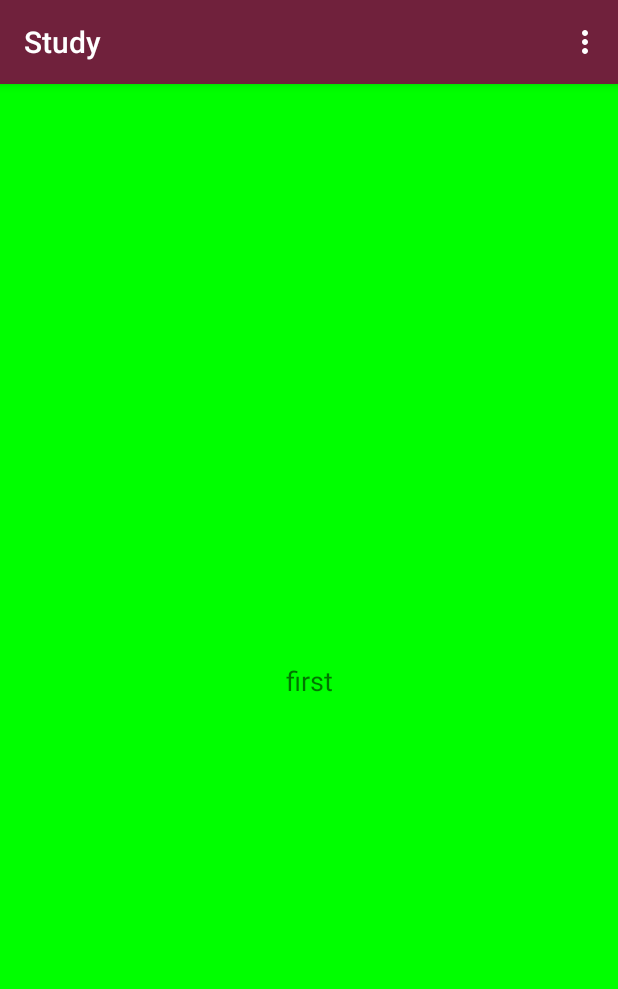
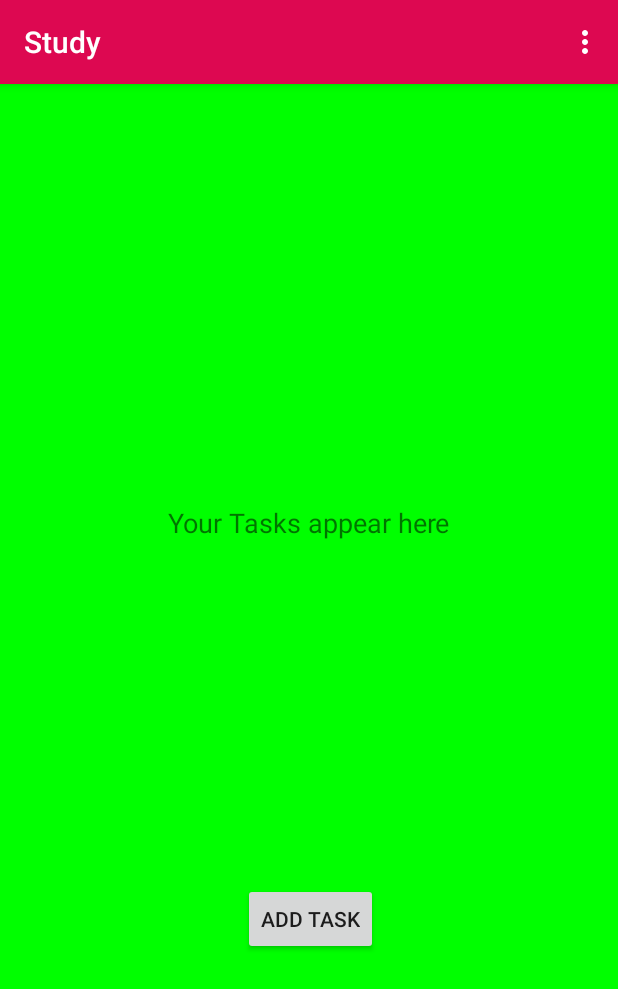
Before and after one commit to TapanManu/ToDo, an Android app: the screen it shows after launch (MainActivity), in the options menu, after a tap on "First", on a phone screen of 412 x 824 dp. Shown: the top 989 px of the screen. Run offline under Robolectric (Android 15) with nearby library versions, the phone set to English and light mode, and no system bars.

Commit message:
ToDo needs to be completed

```diff
--- a/app/src/main/AndroidManifest.xml
+++ b/app/src/main/AndroidManifest.xml
@@ -9,6 +9,7 @@
         android:roundIcon="@mipmap/ic_launcher_round"
         android:supportsRtl="true"
         android:theme="@style/AppTheme">
+        <activity android:name=".ToDo"></activity>
         <activity android:name=".MainActivity">
             <intent-filter>
                 <action android:name="android.intent.action.MAIN" />
--- a/app/src/main/java/com/example/study/MainActivity.java
+++ b/app/src/main/java/com/example/study/MainActivity.java
@@ -1,57 +1,98 @@
 package com.example.study;
 
+import androidx.annotation.Nullable;
 import androidx.appcompat.app.AppCompatActivity;
 import androidx.constraintlayout.widget.ConstraintLayout;
-import androidx.core.app.NotificationCompat;
 
-import android.app.NotificationChannel;
-import android.app.NotificationManager;
-import android.app.PendingIntent;
-import android.app.TaskStackBuilder;
-import android.content.Context;
+import android.app.Activity;
 import android.content.Intent;
 import android.graphics.Color;
-import android.os.Build;
+
 import android.os.Bundle;
+import android.util.Log;
 import android.view.Menu;
 import android.view.MenuInflater;
 import android.view.MenuItem;
+import android.view.View;
+import android.widget.Button;
 import android.widget.TextView;
 
+import java.util.ArrayList;
+
 public class MainActivity extends AppCompatActivity {
-    Notifications n;
+    TextView tv;
+    public static ArrayList<String> tasks = new ArrayList<String>();
 
     @Override
     protected void onCreate(Bundle savedInstanceState) {
         super.onCreate(savedInstanceState);
         setContentView(R.layout.activity_main);
+        //tasks.add("hello");
+        tv = findViewById(R.id.tv);
+        Button b = findViewById(R.id.button);
+        b.setOnClickListener(new View.OnClickListener() {
+            @Override
+            public void onClick(View view) {
+                Intent intent = new Intent(MainActivity.this,ToDo.class);
+                startActivityForResult(intent,10);
+            }
+        });
+        Log.d("tasks size", String.valueOf(tasks.size()));
+        dispTask();
     }
+
+    @Override
+    protected void onActivityResult(int requestCode, int resultCode, @Nullable Intent data) {
+        super.onActivityResult(requestCode, resultCode, data);
+        if(resultCode== Activity.RESULT_OK){
+            Log.d("success","Result received");
+            assert data != null;
+            String result = data.getStringExtra("result");
+            assert result != null;
+            Log.d("result",result);
+            tasks.add(result);
+        }
+    }
+
+
+    public void dispTask(){
+        Log.d("tasks size", String.valueOf(tasks.size()));
+        if(tasks.size()==0){
+            tv.setText("Your Tasks appear here");
+        }
+        else{
+            for(String t:tasks){
+                tv.setText(t+"\n");
+            }
+        }
+    }
+
     public boolean onCreateOptionsMenu(Menu menu){
         MenuInflater m = getMenuInflater();
         m.inflate(R.menu.menu,menu);
         return true;
     }
     public boolean onOptionsItemSelected(MenuItem item){
-        TextView tv = findViewById(R.id.tv);
+
         ConstraintLayout layout = findViewById(R.id.cons);
         switch(item.getItemId()){
             case R.id.first:
-                tv.setText("first");
+
                 layout.setBackgroundColor(Color.GREEN);
                 new Notifications(this,"BACKGROUND CHANGED","New Color is GREEN",0);
                 break;
             case R.id.second:
-                tv.setText("second");
+
                 layout.setBackgroundColor(Color.BLUE);
                 new Notifications(this,"BACKGROUND CHANGED","New Color is BLUE",1);
                 break;
             case R.id.third:
-                tv.setText("third");
+
                 layout.setBackgroundColor(Color.RED);
                 new Notifications(this,"BACKGROUND CHANGED","New Color is RED",2);
                 break;
             default:
-                tv.setText("Just for study!!");
+
                 layout.setBackgroundColor(Color.WHITE);
         }
         return true;
--- /dev/null
+++ b/app/src/main/java/com/example/study/ToDo.java
@@ -0,0 +1,33 @@
+package com.example.study;
+
+import androidx.appcompat.app.AppCompatActivity;
+
+import android.app.Activity;
+import android.content.Intent;
+import android.os.Bundle;
+import android.view.View;
+import android.widget.Button;
+import android.widget.EditText;
+import android.widget.TextView;
+
+public class ToDo extends AppCompatActivity {
+
+    @Override
+    protected void onCreate(Bundle savedInstanceState) {
+        super.onCreate(savedInstanceState);
+        setContentView(R.layout.activity_to_do);
+        final EditText et = findViewById(R.id.et);
+        TextView task = findViewById(R.id.tvtask);
+        Button add = findViewById(R.id.add);
+        add.setOnClickListener(new View.OnClickListener() {
+            @Override
+            public void onClick(View view) {
+                String message = et.getText().toString();
+                Intent result = new Intent();
+                result.putExtra("result",message);
+                setResult(Activity.RESULT_OK,result);
+                finish();
+            }
+        });
+    }
+}
--- a/app/src/main/res/layout/activity_main.xml
+++ b/app/src/main/res/layout/activity_main.xml
@@ -5,7 +5,7 @@
     android:id="@+id/cons"
     android:layout_width="match_parent"
     android:layout_height="match_parent"
-    android:background="#FFEB3B"
+    android:background="#FFFFFF"
     tools:context=".MainActivity">
 
     <TextView
@@ -13,11 +13,25 @@
         android:layout_width="wrap_content"
         android:layout_height="wrap_content"
         android:layout_marginStart="180dp"
-        android:layout_marginTop="385dp"
+        android:layout_marginTop="280dp"
         android:layout_marginEnd="180dp"
-        android:text="@string/just_working_on_this"
+        android:text="@string/your_tasks_appear_here"
         android:textSize="18sp"
         app:layout_constraintEnd_toEndOf="parent"
+        app:layout_constraintHorizontal_bias="0.504"
         app:layout_constraintStart_toStartOf="parent"
         app:layout_constraintTop_toTopOf="parent" />
+
+    <Button
+        android:id="@+id/button"
+        android:layout_width="wrap_content"
+        android:layout_height="wrap_content"
+        android:layout_marginStart="162dp"
+        android:layout_marginTop="228dp"
+        android:layout_marginEnd="161dp"
+        android:text="@string/add_task"
+        app:layout_constraintEnd_toEndOf="parent"
+        app:layout_constraintHorizontal_bias="0.0"
+        app:layout_constraintStart_toStartOf="parent"
+        app:layout_constraintTop_toBottomOf="@+id/tv" />
 </androidx.constraintlayout.widget.ConstraintLayout>
--- a/app/src/main/res/values/colors.xml
+++ b/app/src/main/res/values/colors.xml
@@ -1,6 +1,6 @@
 <?xml version="1.0" encoding="utf-8"?>
 <resources>
-    <color name="colorPrimary">#70213C</color>
+    <color name="colorPrimary">#DD0851</color>
     <color name="colorPrimaryDark">#EF125D</color>
-    <color name="colorAccent">#E8D6DC</color>
+    <color name="colorAccent">#F380A6</color>
 </resources>
--- a/app/src/main/res/values/strings.xml
+++ b/app/src/main/res/values/strings.xml
@@ -6,4 +6,8 @@
     <string name="just_working_on_this">Just Working on this!</string>
     <string name="channel_name">channel_name</string>
     <string name="channel_description">channel_description</string>
+    <string name="todo">TODO</string>
+    <string name="add_task">Add Task</string>
+    <string name="your_tasks_appear_here">Your tasks appear here</string>
+    <string name="enter_the_task">Enter the Task</string>
 </resources>
```
Also changed, not shown: app/src/main/res/layout/activity_to_do.xml (added, +49 -0 lines).
